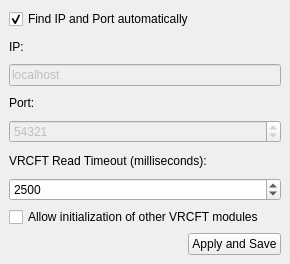
First picture: the form in FoxyFace/src/ui/qtcreator/VrcftSettings.ui, repository Jeka8833/FoxyFace, before the edit.
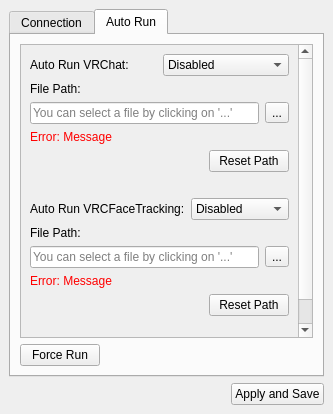
Second picture: the form after the edit. The open tabs and pages were chosen to show the change.

Commit message: Add Steam Store/File Path auto run for VRChat and VRCFaceTracking

```diff
--- a/FoxyFace/src/ui/qtcreator/VrcftSettings.ui
+++ b/FoxyFace/src/ui/qtcreator/VrcftSettings.ui
@@ -6,8 +6,8 @@
    <rect>
     <x>0</x>
     <y>0</y>
-    <width>290</width>
-    <height>264</height>
+    <width>333</width>
+    <height>414</height>
    </rect>
   </property>
   <property name="windowTitle">
@@ -16,6 +16,31 @@
   <widget class="QWidget" name="centralwidget">
    <layout class="QVBoxLayout" name="verticalLayout">
     <item>
+     <widget class="QTabWidget" name="tabWidget">
+      <property name="currentIndex">
+       <number>0</number>
+      </property>
+      <widget class="QWidget" name="connection_tab">
+       <attribute name="title">
+        <string>Connection</string>
+       </attribute>
+       <layout class="QVBoxLayout" name="verticalLayout_2">
+        <item>
+         <widget class="QScrollArea" name="scrollArea_2">
+          <property name="widgetResizable">
+           <bool>true</bool>
+          </property>
+          <widget class="QWidget" name="scrollAreaWidgetContents_2">
+           <property name="geometry">
+            <rect>
+             <x>0</x>
+             <y>0</y>
+             <width>291</width>
+             <height>314</height>
+            </rect>
+           </property>
+           <layout class="QVBoxLayout" name="verticalLayout_7">
+            <item>
      <widget class="QCheckBox" name="auto_connect_cb">
       <property name="text">
        <string>Find IP and Port automatically</string>
@@ -96,6 +121,368 @@
      </widget>
     </item>
     <item>
+             <spacer name="verticalSpacer">
+              <property name="orientation">
+               <enum>Qt::Orientation::Vertical</enum>
+              </property>
+              <property name="sizeHint" stdset="0">
+               <size>
+                <width>20</width>
+                <height>40</height>
+               </size>
+              </property>
+             </spacer>
+            </item>
+           </layout>
+          </widget>
+         </widget>
+        </item>
+       </layout>
+      </widget>
+      <widget class="QWidget" name="auto_run_tab">
+       <attribute name="title">
+        <string>Auto Run</string>
+       </attribute>
+       <layout class="QVBoxLayout" name="verticalLayout_3">
+        <item>
+         <widget class="QScrollArea" name="scrollArea">
+          <property name="widgetResizable">
+           <bool>true</bool>
+          </property>
+          <widget class="QWidget" name="scrollAreaWidgetContents">
+           <property name="geometry">
+            <rect>
+             <x>0</x>
+             <y>0</y>
+             <width>277</width>
+             <height>360</height>
+            </rect>
+           </property>
+           <layout class="QVBoxLayout" name="verticalLayout_6">
+            <item>
+             <layout class="QHBoxLayout" name="run_vrchat_strategy_layout">
+              <item>
+               <widget class="QLabel" name="run_vrchat_strategy_lb">
+                <property name="text">
+                 <string>Auto Run VRChat:</string>
+                </property>
+               </widget>
+              </item>
+              <item>
+               <widget class="QComboBox" name="run_vrchat_strategy_cb">
+                <item>
+                 <property name="text">
+                  <string>Disabled</string>
+                 </property>
+                </item>
+                <item>
+                 <property name="text">
+                  <string>Steam Store</string>
+                 </property>
+                </item>
+                <item>
+                 <property name="text">
+                  <string>File Path</string>
+                 </property>
+                </item>
+               </widget>
+              </item>
+             </layout>
+            </item>
+            <item>
+             <widget class="QWidget" name="vrchat_file_path_widget" native="true">
+              <layout class="QVBoxLayout" name="verticalLayout_4">
+               <property name="leftMargin">
+                <number>0</number>
+               </property>
+               <property name="topMargin">
+                <number>0</number>
+               </property>
+               <property name="rightMargin">
+                <number>0</number>
+               </property>
+               <property name="bottomMargin">
+                <number>0</number>
+               </property>
+               <item>
+                <widget class="QLabel" name="vrchat_file_path_lb">
+                 <property name="text">
+                  <string>File Path:</string>
+                 </property>
+                </widget>
+               </item>
+               <item>
+                <layout class="QHBoxLayout" name="horizontalLayout_4">
+                 <item>
+                  <widget class="QLineEdit" name="vrchat_file_path_le">
+                   <property name="placeholderText">
+                    <string>You can select a file by clicking on '...'</string>
+                   </property>
+                  </widget>
+                 </item>
+                 <item>
+                  <widget class="QToolButton" name="vrchat_file_path_select_btn">
+                   <property name="text">
+                    <string>...</string>
+                   </property>
+                  </widget>
+                 </item>
+                </layout>
+               </item>
+               <item>
+                <widget class="QLabel" name="vrchat_auto_run_error_lb">
+                 <property name="styleSheet">
+                  <string notr="true">color: red</string>
+                 </property>
+                 <property name="text">
+                  <string notr="true">Error: Message</string>
+                 </property>
+                 <property name="wordWrap">
+                  <bool>true</bool>
+                 </property>
+                </widget>
+               </item>
+               <item>
+                <widget class="QWidget" name="vrchat_file_path_reset_widget" native="true">
+                 <layout class="QHBoxLayout" name="horizontalLayout_5">
+                  <property name="leftMargin">
+                   <number>0</number>
+                  </property>
+                  <property name="topMargin">
+                   <number>0</number>
+                  </property>
+                  <property name="rightMargin">
+                   <number>0</number>
+                  </property>
+                  <property name="bottomMargin">
+                   <number>0</number>
+                  </property>
+                  <item>
+                   <spacer name="horizontalSpacer_2">
+                    <property name="orientation">
+                     <enum>Qt::Orientation::Horizontal</enum>
+                    </property>
+                    <property name="sizeHint" stdset="0">
+                     <size>
+                      <width>40</width>
+                      <height>20</height>
+                     </size>
+                    </property>
+                   </spacer>
+                  </item>
+                  <item>
+                   <widget class="QPushButton" name="vrchat_file_path_reset_btn">
+                    <property name="text">
+                     <string>Reset Path</string>
+                    </property>
+                   </widget>
+                  </item>
+                 </layout>
+                </widget>
+               </item>
+              </layout>
+             </widget>
+            </item>
+            <item>
+             <spacer name="verticalSpacer_3">
+              <property name="orientation">
+               <enum>Qt::Orientation::Vertical</enum>
+              </property>
+              <property name="sizeType">
+               <enum>QSizePolicy::Policy::Fixed</enum>
+              </property>
+              <property name="sizeHint" stdset="0">
+               <size>
+                <width>20</width>
+                <height>20</height>
+               </size>
+              </property>
+             </spacer>
+            </item>
+            <item>
+             <layout class="QHBoxLayout" name="run_vrcft_strategy_layout">
+              <item>
+               <widget class="QLabel" name="run_vrcft_strategy_lb">
+                <property name="text">
+                 <string>Auto Run VRCFaceTracking:</string>
+                </property>
+               </widget>
+              </item>
+              <item>
+               <widget class="QComboBox" name="run_vrcft_strategy_cb">
+                <item>
+                 <property name="text">
+                  <string>Disabled</string>
+                 </property>
+                </item>
+                <item>
+                 <property name="text">
+                  <string>Steam Store</string>
+                 </property>
+                </item>
+                <item>
+                 <property name="text">
+                  <string>File Path</string>
+                 </property>
+                </item>
+               </widget>
+              </item>
+             </layout>
+            </item>
+            <item>
+             <widget class="QWidget" name="vrcft_file_path_widget" native="true">
+              <layout class="QVBoxLayout" name="verticalLayout_5">
+               <property name="leftMargin">
+                <number>0</number>
+               </property>
+               <property name="topMargin">
+                <number>0</number>
+               </property>
+               <property name="rightMargin">
+                <number>0</number>
+               </property>
+               <property name="bottomMargin">
+                <number>0</number>
+               </property>
+               <item>
+                <widget class="QLabel" name="vrcft_file_path_lb">
+                 <property name="text">
+                  <string>File Path:</string>
+                 </property>
+                </widget>
+               </item>
+               <item>
+                <layout class="QHBoxLayout" name="horizontalLayout_6">
+                 <item>
+                  <widget class="QLineEdit" name="vrcft_file_path_le">
+                   <property name="placeholderText">
+                    <string>You can select a file by clicking on '...'</string>
+                   </property>
+                  </widget>
+                 </item>
+                 <item>
+                  <widget class="QToolButton" name="vrcft_file_path_select_btn">
+                   <property name="text">
+                    <string>...</string>
+                   </property>
+                  </widget>
+                 </item>
+                </layout>
+               </item>
+               <item>
+                <widget class="QLabel" name="vrcft_auto_run_error_lb">
+                 <property name="styleSheet">
+                  <string notr="true">color: red</string>
+                 </property>
+                 <property name="text">
+                  <string notr="true">Error: Message</string>
+                 </property>
+                 <property name="wordWrap">
+                  <bool>true</bool>
+                 </property>
+                </widget>
+               </item>
+               <item>
+                <widget class="QWidget" name="vrcft_file_path_reset_widget" native="true">
+                 <layout class="QHBoxLayout" name="horizontalLayout_7">
+                  <property name="leftMargin">
+                   <number>0</number>
+                  </property>
+                  <property name="topMargin">
+                   <number>0</number>
+                  </property>
+                  <property name="rightMargin">
+                   <number>0</number>
+                  </property>
+                  <property name="bottomMargin">
+                   <number>0</number>
+                  </property>
+                  <item>
+                   <spacer name="horizontalSpacer_3">
+                    <property name="orientation">
+                     <enum>Qt::Orientation::Horizontal</enum>
+                    </property>
+                    <property name="sizeHint" stdset="0">
+                     <size>
+                      <width>40</width>
+                      <height>20</height>
+                     </size>
+                    </property>
+                   </spacer>
+                  </item>
+                  <item>
+                   <widget class="QPushButton" name="vrcft_file_path_reset_btn">
+                    <property name="text">
+                     <string>Reset Path</string>
+                    </property>
+                   </widget>
+                  </item>
+                 </layout>
+                </widget>
+               </item>
+              </layout>
+             </widget>
+            </item>
+            <item>
+             <spacer name="verticalSpacer_2">
+              <property name="orientation">
+               <enum>Qt::Orientation::Vertical</enum>
+              </property>
+              <property name="sizeHint" stdset="0">
+               <size>
+                <width>20</width>
+                <height>40</height>
+               </size>
+              </property>
+             </spacer>
+            </item>
+           </layout>
+          </widget>
+         </widget>
+        </item>
+        <item>
+         <widget class="QWidget" name="force_run_widget" native="true">
+          <layout class="QHBoxLayout" name="horizontalLayout_8">
+           <property name="leftMargin">
+            <number>0</number>
+           </property>
+           <property name="topMargin">
+            <number>0</number>
+           </property>
+           <property name="rightMargin">
+            <number>0</number>
+           </property>
+           <property name="bottomMargin">
+            <number>0</number>
+           </property>
+           <item>
+            <widget class="QPushButton" name="force_run_btn">
+             <property name="text">
+              <string>Force Run</string>
+             </property>
+            </widget>
+           </item>
+           <item>
+            <spacer name="horizontalSpacer_4">
+             <property name="orientation">
+              <enum>Qt::Orientation::Horizontal</enum>
+             </property>
+             <property name="sizeHint" stdset="0">
+              <size>
+               <width>40</width>
+               <height>0</height>
+              </size>
+             </property>
+            </spacer>
+           </item>
+          </layout>
+         </widget>
+        </item>
+       </layout>
+      </widget>
+     </widget>
+    </item>
+    <item>
      <layout class="QHBoxLayout" name="horizontalLayout">
       <item>
        <spacer name="horizontalSpacer">
```
Left out of the diff: 48 changed lines with no effect on the pictures. Lines whose indentation alone changed are shown as unchanged. The commit also changes 16 other files.
